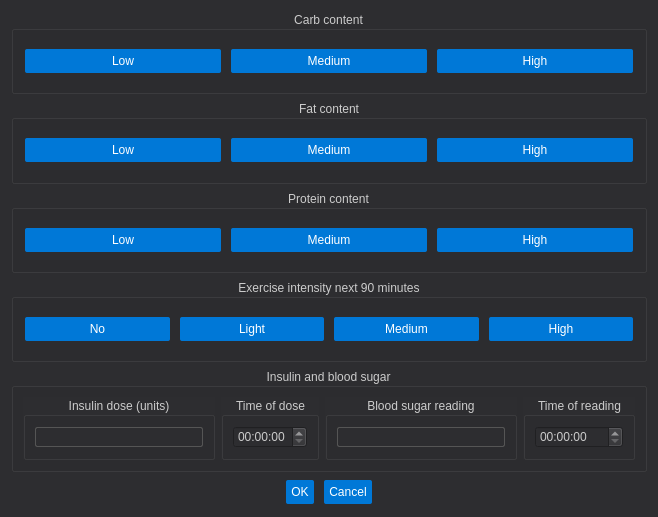
This is GUI/User_input_daily.ui in Marcus-Gustafsson/ML_Bloodsugar as Qt 5 draws it before an edit. The edited form follows.
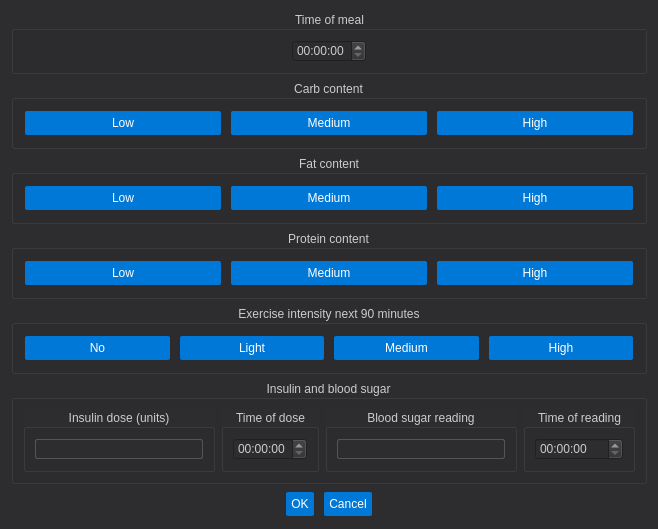
This is the edited form.

The edit to the form file:
```diff
--- a/GUI/User_input_daily.ui
+++ b/GUI/User_input_daily.ui
@@ -99,6 +99,54 @@
 </string>
   </property>
   <layout class="QVBoxLayout" name="verticalLayout">
+   <item>
+    <widget class="QGroupBox" name="groupBox_time_of_meal">
+     <property name="title">
+      <string>Time of meal</string>
+     </property>
+     <property name="alignment">
+      <set>Qt::AlignCenter</set>
+     </property>
+     <layout class="QGridLayout" name="gridLayout_5">
+      <item row="0" column="1">
+       <widget class="QTimeEdit" name="timeEdit_time_of_meal">
+        <property name="calendarPopup">
+         <bool>false</bool>
+        </property>
+        <property name="timeSpec">
+         <enum>Qt::LocalTime</enum>
+        </property>
+       </widget>
+      </item>
+      <item row="0" column="0">
+       <spacer name="horizontalSpacer">
+        <property name="orientation">
+         <enum>Qt::Horizontal</enum>
+        </property>
+        <property name="sizeHint" stdset="0">
+         <size>
+          <width>40</width>
+          <height>20</height>
+         </size>
+        </property>
+       </spacer>
+      </item>
+      <item row="0" column="2">
+       <spacer name="horizontalSpacer_2">
+        <property name="orientation">
+         <enum>Qt::Horizontal</enum>
+        </property>
+        <property name="sizeHint" stdset="0">
+         <size>
+          <width>40</width>
+          <height>20</height>
+         </size>
+        </property>
+       </spacer>
+      </item>
+     </layout>
+    </widget>
+   </item>
    <item>
     <widget class="QGroupBox" name="groupBox">
      <property name="title">
@@ -310,7 +358,7 @@
      </layout>
     </widget>
    </item>
-   <item alignment="Qt::AlignHCenter">
+   <item>
     <widget class="QDialogButtonBox" name="ok_cancel_button_box">
      <property name="layoutDirection">
       <enum>Qt::LeftToRight</enum>
@@ -321,6 +369,9 @@
      <property name="standardButtons">
       <set>QDialogButtonBox::Cancel|QDialogButtonBox::Ok</set>
      </property>
+     <property name="centerButtons">
+      <bool>true</bool>
+     </property>
     </widget>
    </item>
   </layout>
```
Left out of the diff: 12 changed lines with no effect on the pictures.
